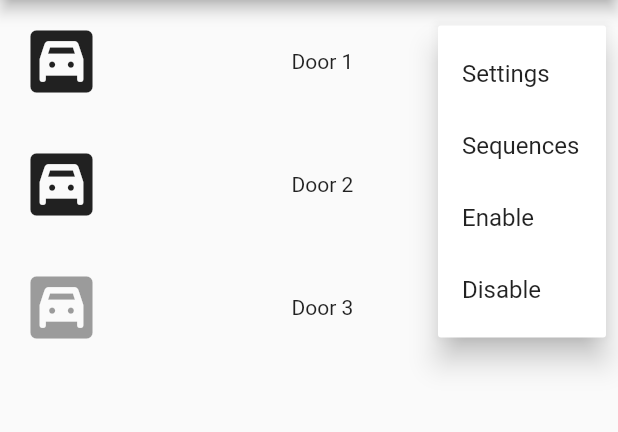
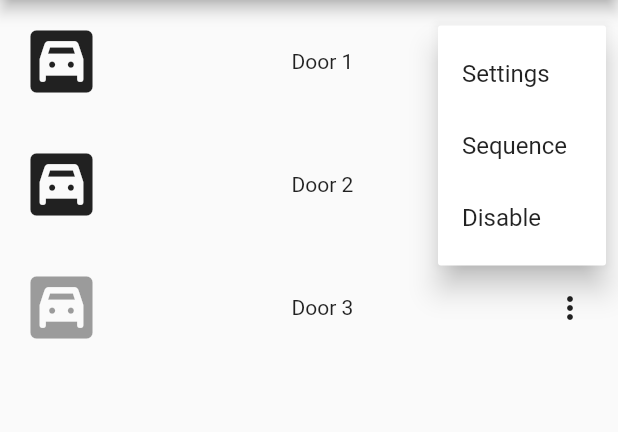
Before and after one commit to michaelgambold/pi-garage, a Flutter app: the screen it shows after launch, after a tap on the "more vert" icon, on a phone screen of 412 x 824 dp, the part 84-516 px from its top. Run offline on Flutter 3.47's test engine with Material 2 defaults, Android fonts, the phone set to English and light mode, and no system bars; our stand-ins replace shared_preferences.

Commit message:
fix: Should be sequence not sequences

```diff
--- a/app/lib/widgets/door_list_item.dart
+++ b/app/lib/widgets/door_list_item.dart
@@ -17,8 +17,8 @@ class _DoorListItemState extends State<DoorListItem> {
       case 'Settings':
         print('navigate to door settings');
         break;
-      case 'Sequences':
-        print('navigate to sequences');
+      case 'Sequence':
+        print('navigate to sequence');
         break;
       case 'Enable':
         print('enable door');
@@ -50,8 +50,11 @@ class _DoorListItemState extends State<DoorListItem> {
           icon: Icon(Icons.more_vert),
           onSelected: handleMenuClick,
           itemBuilder: (BuildContext context) {
-            return {'Settings', 'Sequences', 'Enable', 'Disable'}
-                .map((String choice) {
+            return {
+              'Settings',
+              'Sequence',
+              widget.door.isEnabled ? 'Disable' : 'Enable'
+            }.map((String choice) {
               return PopupMenuItem<String>(
                 value: choice,
                 child: Text(choice),
```
